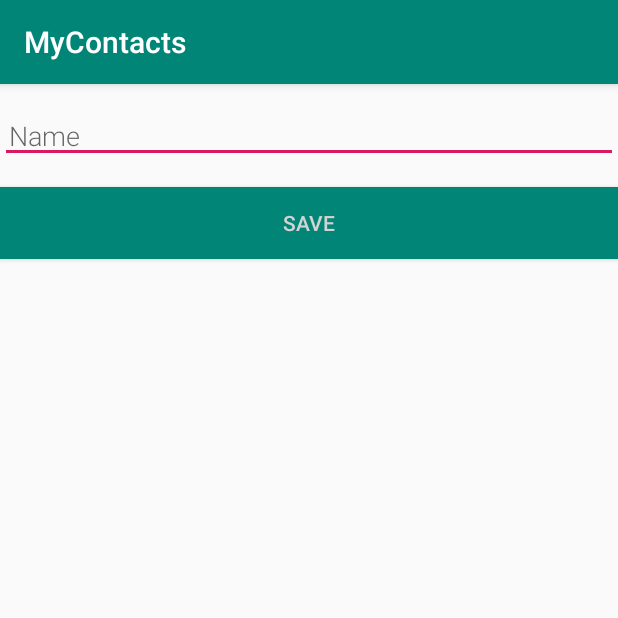
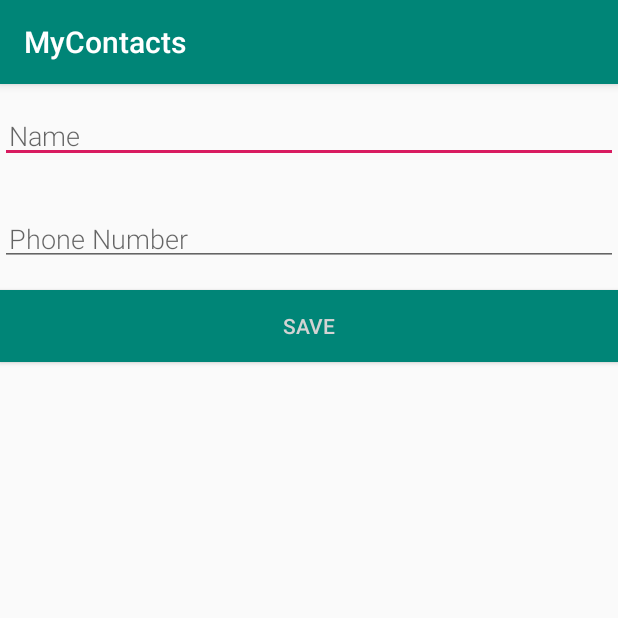
Before and after one commit to Justin-Bee/MyContacts, an Android app: the screen it shows after launch (NewContactActivity), after a tap on an icon or button, on a phone screen of 412 x 824 dp, the top half of it. Run offline under Robolectric (Android 15) with nearby library versions, the phone set to English and light mode, and no system bars; our stand-ins replace Room's generated code.

Commit message:
trying multiple values

```diff
--- a/app/src/main/java/com/bee/mycontacts/Contact.kt
+++ b/app/src/main/java/com/bee/mycontacts/Contact.kt
@@ -32,4 +32,5 @@ import androidx.room.PrimaryKey
  */
 
 @Entity(tableName = "contact_table")
-data class Contact(@PrimaryKey @ColumnInfo(name = "name") val name: String)
+data class Contact(@PrimaryKey @ColumnInfo(name = "name") val name: String,
+                   @ColumnInfo(name = "phone") val phone: String)
--- a/app/src/main/java/com/bee/mycontacts/ContactDao.kt
+++ b/app/src/main/java/com/bee/mycontacts/ContactDao.kt
@@ -42,7 +42,7 @@ interface ContactDao {
     fun getAlphabetizedWords(): LiveData<List<Contact>>
 
     @Insert(onConflict = OnConflictStrategy.IGNORE)
-    suspend fun insert(name: Contact)
+    suspend fun insert(contact: Contact)
 
     @Query("DELETE FROM contact_table")
     suspend fun deleteAll()
--- a/app/src/main/java/com/bee/mycontacts/ContactListAdapter.kt
+++ b/app/src/main/java/com/bee/mycontacts/ContactListAdapter.kt
@@ -50,5 +50,6 @@ class ContactListAdapter internal constructor(
         notifyDataSetChanged()
     }
 
+
     override fun getItemCount() = names.size
 }
--- a/app/src/main/java/com/bee/mycontacts/ContactRepository.kt
+++ b/app/src/main/java/com/bee/mycontacts/ContactRepository.kt
@@ -32,7 +32,7 @@ class ContactRepository(private val contactDao: ContactDao) {
     // coroutine or another suspend function.
     // This ensures that you're not doing any long running operations on the main
     // thread, blocking the UI.
-    suspend fun insert(name: Contact) {
-        contactDao.insert(name)
+    suspend fun insert(contact: Contact) {
+        contactDao.insert(contact)
     }
 }
--- a/app/src/main/java/com/bee/mycontacts/ContactRoomDatabase.kt
+++ b/app/src/main/java/com/bee/mycontacts/ContactRoomDatabase.kt
@@ -29,10 +29,10 @@ import kotlinx.coroutines.launch
  * This is the backend. The database. This used to be done by the OpenHelper.
  * The fact that this has very few comments emphasizes its coolness.
  */
-@Database(entities = [Contact::class], version = 1)
+@Database(entities = [Contact::class], version = 2)
 abstract class ContactRoomDatabase : RoomDatabase() {
 
-    abstract fun ContactDao(): ContactDao
+    abstract fun contactDao(): ContactDao
 
     companion object {
         @Volatile
@@ -74,7 +74,7 @@ abstract class ContactRoomDatabase : RoomDatabase() {
                 // comment out the following line.
                 INSTANCE?.let { database ->
                     scope.launch {
-                        populateDatabase(database.ContactDao())
+                        populateDatabase(database.contactDao())
                     }
                 }
             }
--- a/app/src/main/java/com/bee/mycontacts/ContactViewModel.kt
+++ b/app/src/main/java/com/bee/mycontacts/ContactViewModel.kt
@@ -38,7 +38,7 @@ class ContactViewModel(application: Application) : AndroidViewModel(application)
     val allWords: LiveData<List<Contact>>
 
     init {
-        val wordsDao = ContactRoomDatabase.getDatabase(application, viewModelScope).ContactDao()
+        val wordsDao = ContactRoomDatabase.getDatabase(application, viewModelScope).contactDao()
         repository = ContactRepository(wordsDao)
         allWords = repository.allWords
     }
@@ -46,7 +46,7 @@ class ContactViewModel(application: Application) : AndroidViewModel(application)
     /**
      * Launching a new coroutine to insert the data in a non-blocking way
      */
-    fun insert(name: Contact) = viewModelScope.launch {
-        repository.insert(name)
+    fun insert(contact: Contact) = viewModelScope.launch {
+        repository.insert(contact)
     }
 }
--- a/app/src/main/java/com/bee/mycontacts/NewContactActivity.kt
+++ b/app/src/main/java/com/bee/mycontacts/NewContactActivity.kt
@@ -32,11 +32,13 @@ import androidx.appcompat.app.AppCompatActivity
 class NewContactActivity : AppCompatActivity() {
 
     private lateinit var editWordView: EditText
+    private lateinit var editPhoneView: EditText
 
     public override fun onCreate(savedInstanceState: Bundle?) {
         super.onCreate(savedInstanceState)
         setContentView(R.layout.activity_new_word)
         editWordView = findViewById(R.id.edit_word)
+        editPhoneView = findViewById(R.id.edit_phone)
 
         val button = findViewById<Button>(R.id.button_save)
         button.setOnClickListener {
@@ -44,8 +46,8 @@ class NewContactActivity : AppCompatActivity() {
             if (TextUtils.isEmpty(editWordView.text)) {
                 setResult(Activity.RESULT_CANCELED, replyIntent)
             } else {
-                val word = editWordView.text.toString()
-                replyIntent.putExtra(EXTRA_REPLY, word)
+                val contact= arrayOf(editWordView.text.toString(), editPhoneView.text.toString())
+                replyIntent.putExtra(EXTRA_REPLY, contact)
                 setResult(Activity.RESULT_OK, replyIntent)
             }
             finish()
--- a/app/src/main/res/layout/activity_new_word.xml
+++ b/app/src/main/res/layout/activity_new_word.xml
@@ -29,9 +29,22 @@ limitations under the License. -->
         android:layout_marginBottom="@dimen/big_padding"
         android:layout_marginTop="@dimen/big_padding"
         android:textSize="18sp" />
+    <EditText
+            android:id="@+id/edit_phone"
+            android:layout_below="@id/edit_word"
+            android:layout_width="match_parent"
+            android:layout_height="wrap_content"
+            android:fontFamily="sans-serif-light"
+            android:hint="Phone Number"
+            android:inputType="textAutoComplete"
+            android:padding="@dimen/small_padding"
+            android:layout_marginBottom="@dimen/big_padding"
+            android:layout_marginTop="@dimen/big_padding"
+            android:textSize="18sp" />
 
     <Button
         android:id="@+id/button_save"
+        android:layout_below="@id/edit_phone"
         android:layout_width="match_parent"
         android:layout_height="wrap_content"
         android:background="@color/colorPrimary"
```
Also changed, not shown: app/src/main/java/com/bee/mycontacts/MainActivity.kt (+5 -2 lines), app/src/main/res/layout/recyclerview_name.xml (added, +7 -0 lines).
